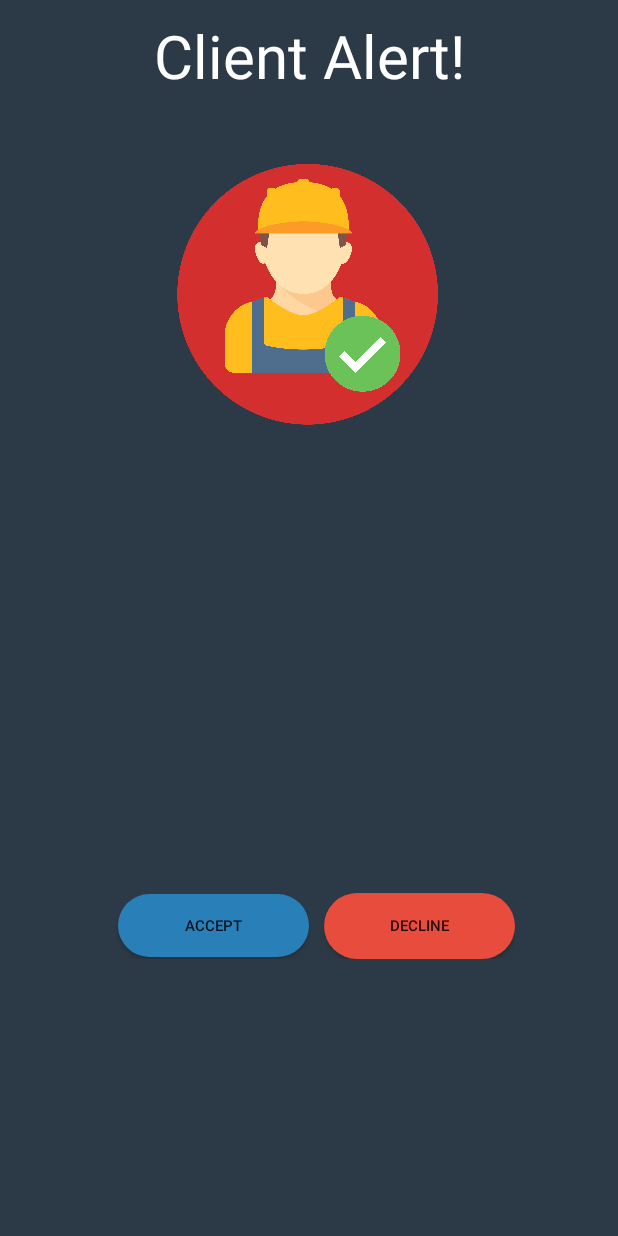
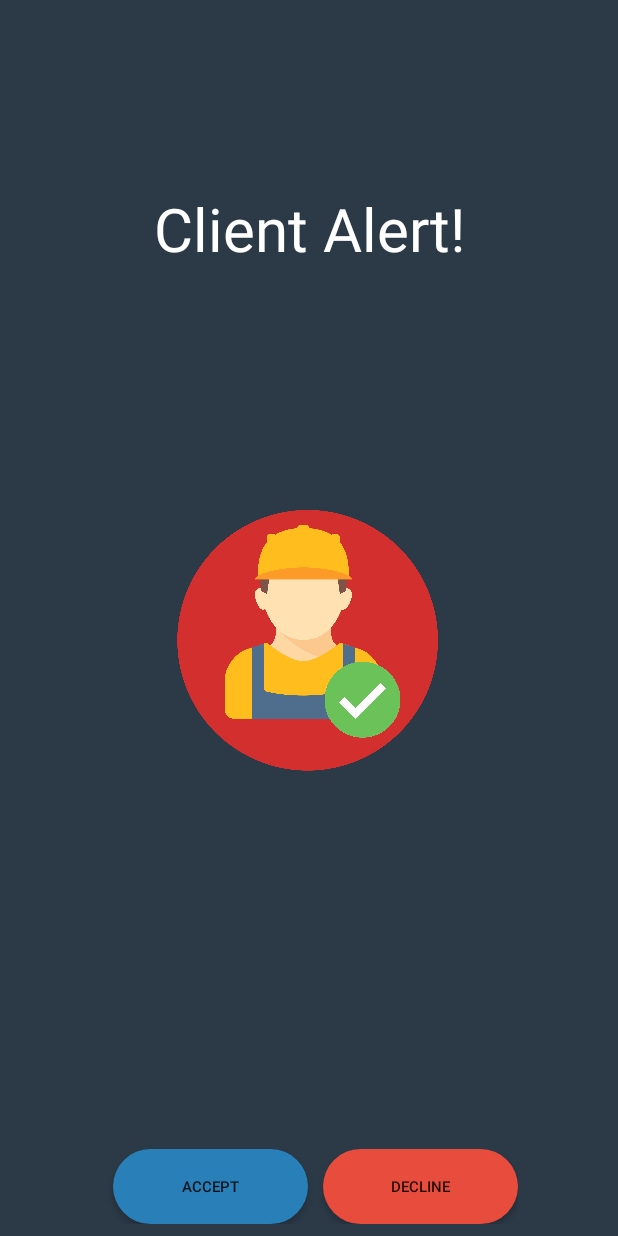
Before and after one commit to naveenlukefernando/TaskDone-TechieApp, an Android app: the Client_Request_Popup screen opened directly, with no data from a screen before it, on a phone screen of 412 x 824 dp. Run offline under Robolectric (Android 15) with nearby library versions, the phone set to English and light mode, and no system bars; our stand-ins replace CircleImageView.

Commit message:
# popup screen design fix elements aligned.

```diff
--- a/app/src/main/res/layout/activity_client__request__popup.xml
+++ b/app/src/main/res/layout/activity_client__request__popup.xml
@@ -40,7 +40,7 @@
         app:layout_constraintHorizontal_bias="0.0"
         app:layout_constraintStart_toStartOf="parent"
         app:layout_constraintTop_toTopOf="parent"
-        app:layout_constraintVertical_bias="0.42000002" />
+        app:layout_constraintVertical_bias="0.51" />
 
     <ImageView
         android:id="@+id/imageView2"
@@ -65,17 +65,16 @@
         android:layout_marginEnd="8dp"
         android:layout_marginLeft="8dp"
         android:layout_marginRight="8dp"
+
         android:layout_marginStart="8dp"
-
-        android:layout_marginTop="20dp"
         android:textAlignment="center"
         android:textColor="@android:color/white"
         android:textSize="24sp"
         android:textStyle="bold"
+        app:layout_constraintBottom_toTopOf="@+id/txt_Distance"
         app:layout_constraintEnd_toEndOf="parent"
         app:layout_constraintHorizontal_bias="0.0"
-        app:layout_constraintStart_toStartOf="parent"
-        app:layout_constraintTop_toBottomOf="@+id/imageView2" />
+        app:layout_constraintStart_toStartOf="parent" />
 
     <TextView
         android:id="@+id/txt_Distance"
@@ -105,7 +104,7 @@
         android:layout_marginRight="8dp"
         android:layout_marginStart="8dp"
 
-        android:layout_marginTop="20dp"
+        android:layout_marginTop="12dp"
         android:textAlignment="center"
         android:textColor="@android:color/white"
         android:textSize="18sp"
@@ -128,14 +127,15 @@
         android:orientation="horizontal"
         app:layout_constraintBottom_toBottomOf="parent"
         app:layout_constraintEnd_toEndOf="parent"
+        app:layout_constraintHorizontal_bias="0.495"
         app:layout_constraintStart_toStartOf="parent"
         app:layout_constraintTop_toBottomOf="@+id/txtAddress"
-        app:layout_constraintVertical_bias="0.468">
+        app:layout_constraintVertical_bias="0.591">
 
         <Button
             android:id="@+id/accept_btn"
-            android:layout_width="127dp"
-            android:layout_height="42dp"
+            android:layout_width="130dp"
+            android:layout_height="50dp"
             android:layout_marginLeft="10dp"
             android:background="@drawable/button_accept"
             android:text="Accept"
@@ -144,11 +144,11 @@
 
         <Button
             android:id="@+id/decline_btn"
-            android:layout_width="127dp"
-            android:layout_height="44dp"
+            android:layout_width="130dp"
+            android:layout_height="50dp"
+            android:layout_marginLeft="10dp"
             android:background="@drawable/button_decline"
             android:text="Decline"
-            android:layout_marginLeft="10dp"
             android:textSize="10dp" />
 
     </LinearLayout>
```
